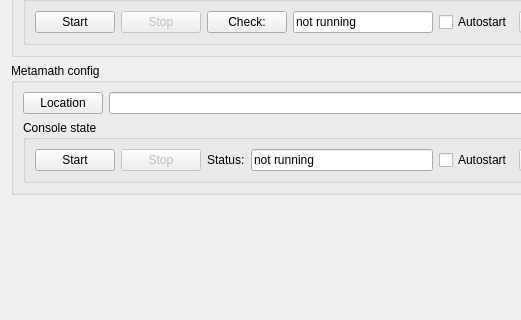
First picture: the form in addons/kate-russell-plugin/RussellConfig.ui, repository dmitry-vlasov/kate-russell, before the edit; both pictures show x 0 to 521 and y 401 to 721 of the 634 by 832 pixel window.
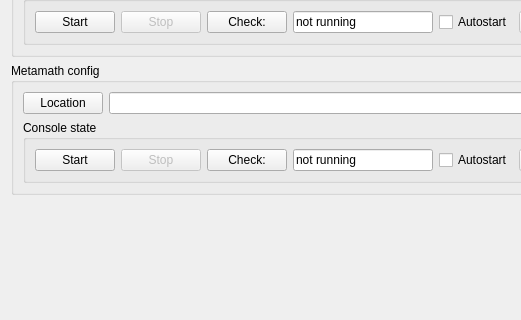
Second picture: the form after the edit.

What changed in the file:
```diff
--- a/addons/kate-russell-plugin/RussellConfig.ui
+++ b/addons/kate-russell-plugin/RussellConfig.ui
@@ -299,9 +299,9 @@
           </widget>
          </item>
          <item>
-          <widget class="QLabel" name="label">
+          <widget class="QPushButton" name="metamathCheckButton">
            <property name="text">
-            <string>Status:</string>
+            <string>Check:</string>
            </property>
           </widget>
          </item>
```
Left out of the diff: 3 changed lines with no effect on the pictures.
